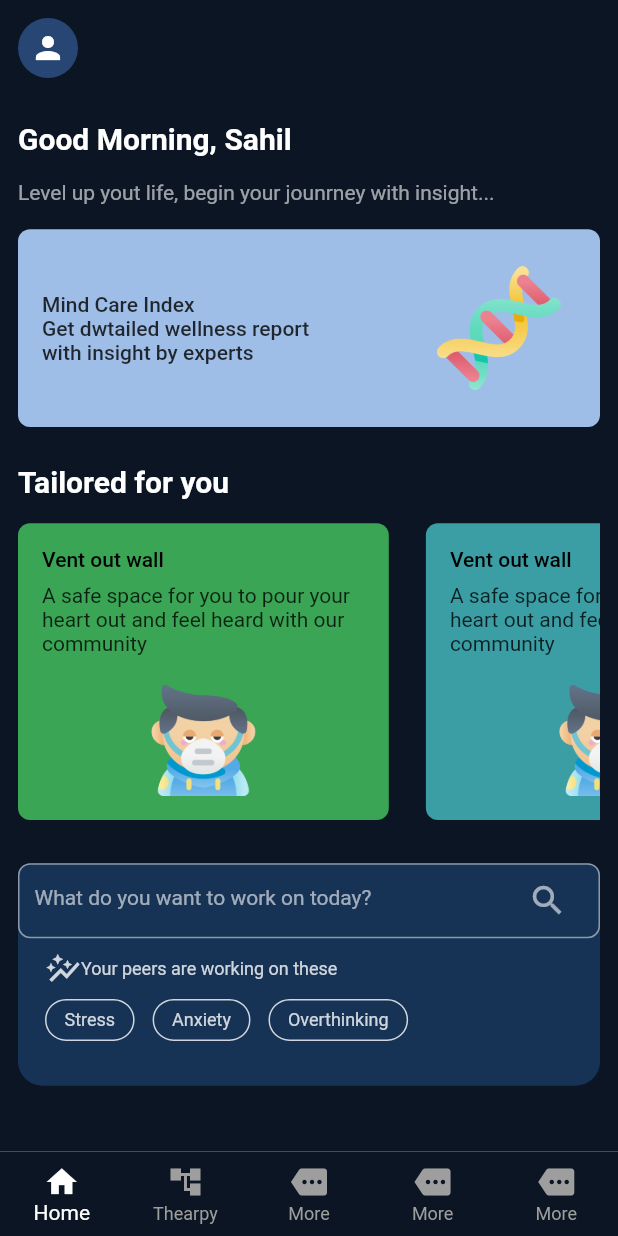
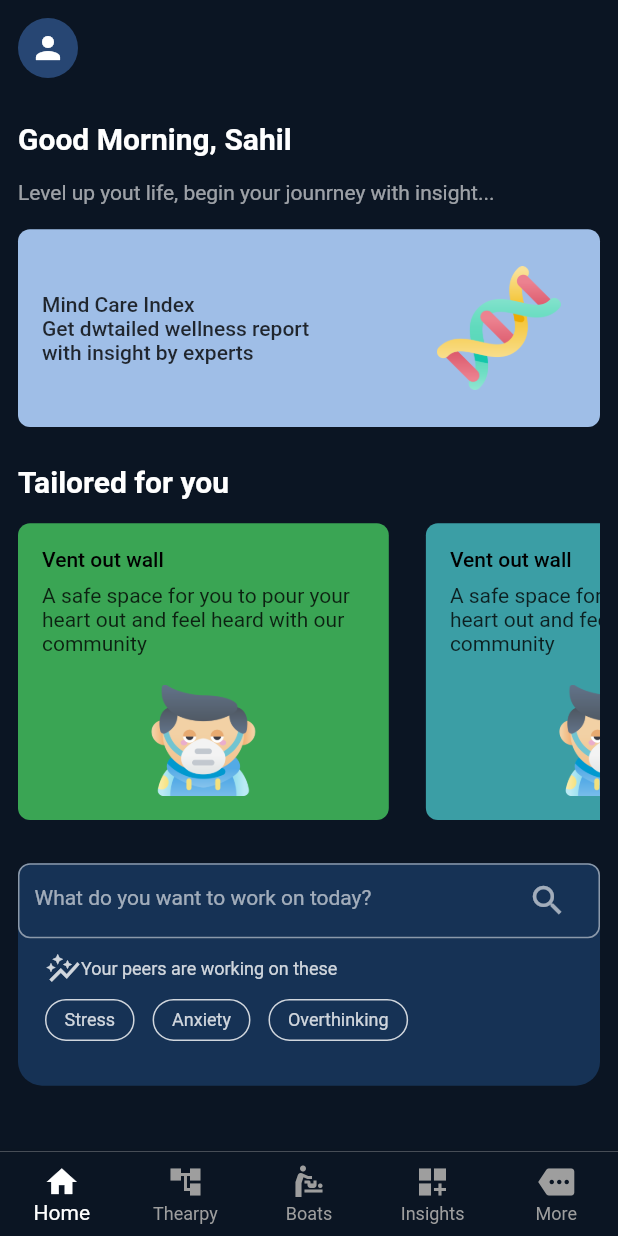
Before and after one commit to ujjvalsinha/mindpeers_assigment, a Flutter app: the BottomBarWidget screen opened directly, on a phone screen of 412 x 824 dp. Run offline on Flutter 3.47's test engine with Material 2 defaults, Android fonts, the light colour scheme and no system bars; our stand-ins replace equatable, firebase_auth, firebase_core, flutter_bloc, get_it; accounts and stored records are empty.

Commit message:
code refracrion

```diff
--- a/lib/common_widget/bottom_bar_widget.dart
+++ b/lib/common_widget/bottom_bar_widget.dart
@@ -1,4 +1,5 @@
 import 'package:flutter/material.dart';
+import 'package:mindpeers_assigment/common_widget/normal_screen.dart';
 import 'package:mindpeers_assigment/core/app_configs/colors.dart';
 import 'package:mindpeers_assigment/common_widget/basic_screen.dart';
 import 'package:mindpeers_assigment/core/app_configs/constants.dart';
@@ -31,15 +32,15 @@ class _BottomBarWidgetState extends State<BottomBarWidget> {
       ),
       const BottomNavigationBarItem(
         icon: Icon(
-          Icons.more,
+          Icons.baby_changing_station,
         ),
-        label: Constants.navigationMore,
+        label: Constants.navigationBoats,
       ),
       const BottomNavigationBarItem(
         icon: Icon(
-          Icons.more,
+          Icons.dashboard_customize,
         ),
-        label: Constants.navigationMore,
+        label: Constants.navigationInsights,
       ),
       const BottomNavigationBarItem(
         icon: Icon(
@@ -63,10 +64,10 @@ class _BottomBarWidgetState extends State<BottomBarWidget> {
       },
       children: const <Widget>[
         HomeScreen(),
+        NormalScreen(title: "Thearpy"),
+        BasicScreen(),
+        NormalScreen(title: "Insights"),
         MoreScreen(),
-        BasicScreen(),
-        HomeScreen(),
-        HomeScreen(),
       ],
     );
   }
```
Also changed, not shown: lib/common_widget/normal_screen.dart (added, +24 -0 lines).
